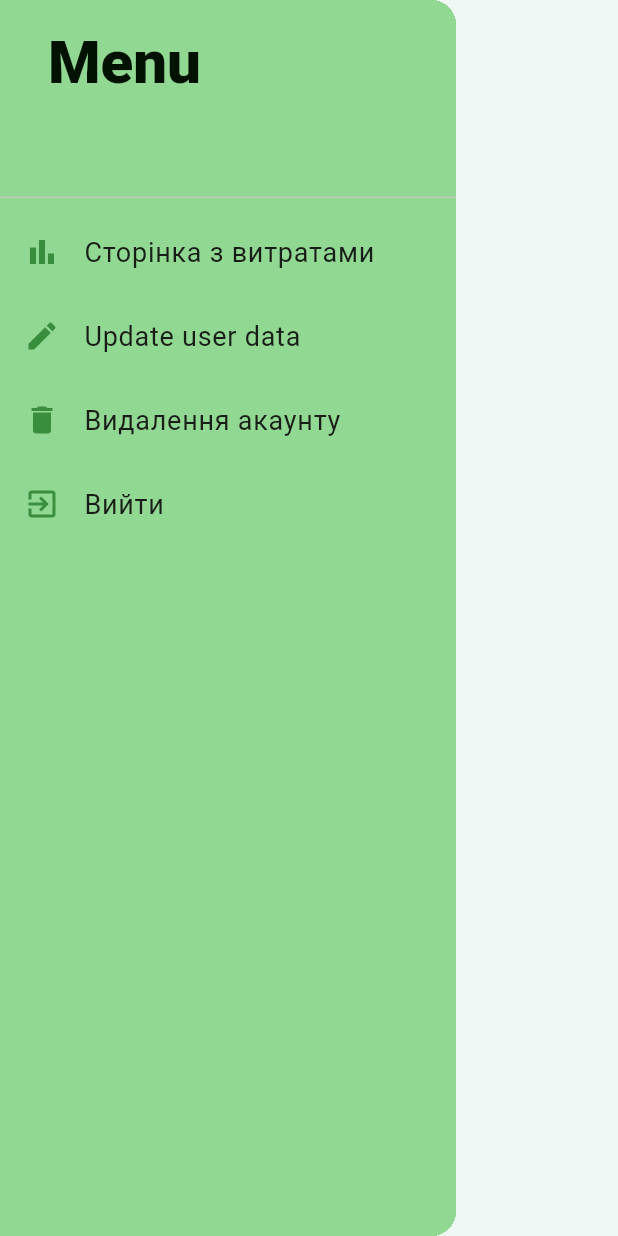
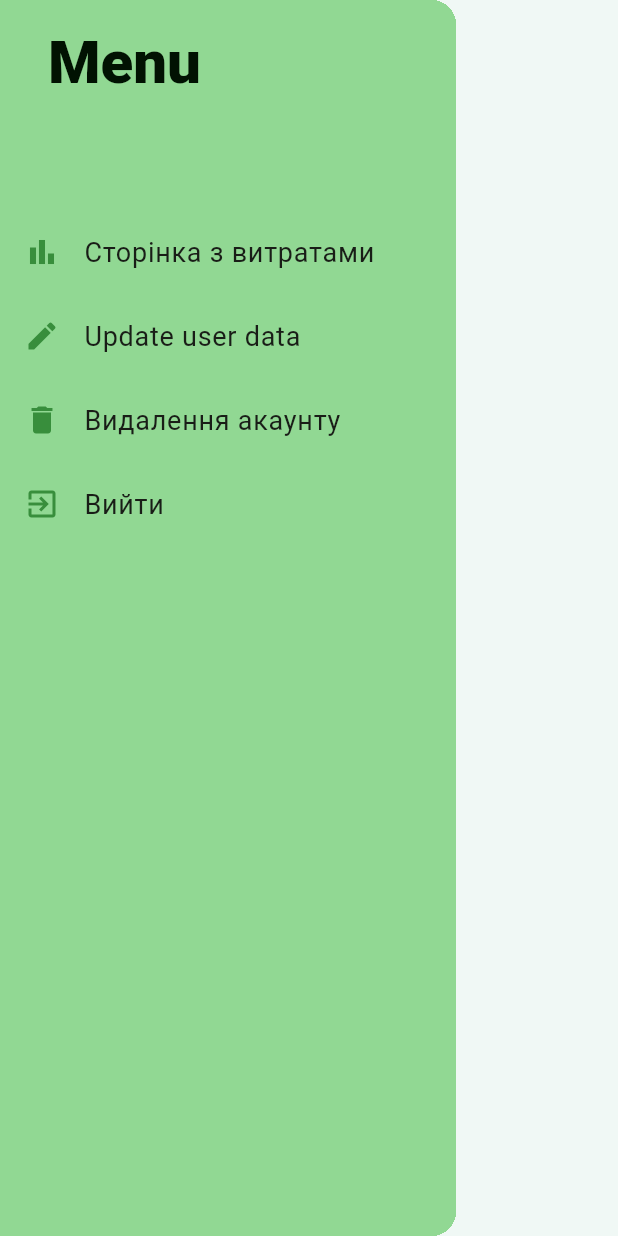
Before and after one commit to klouzhenk/finance_tracker, a Flutter app: the AppDrawer widget shown alone on an empty page, opened directly, on a phone screen of 412 x 824 dp. Run offline on Flutter 3.47's test engine with Material 3 defaults, Android fonts, the phone set to English and light mode, and no system bars; our stand-ins replace fl_chart, flutter_riverpod, google_fonts, sqflite; accounts and stored records are empty.

Commit message:
Fix divider color in drawer

```diff
--- a/lib/components/drawer.dart
+++ b/lib/components/drawer.dart
@@ -39,7 +39,7 @@ class AppDrawer extends StatelessWidget {
               height: 140,
               child: DrawerHeader(
                 child: Padding(
-                  padding: const EdgeInsets.fromLTRB(16, 0, 0, 0),
+                  padding: const EdgeInsets.only(left: 16),
                   child: Text(
                     'Menu',
                     style: Theme.of(context)
--- a/lib/main.dart
+++ b/lib/main.dart
@@ -20,13 +20,13 @@ class MyApp extends StatelessWidget {
     return MaterialApp(
       debugShowCheckedModeBanner: false,
       theme: ThemeData(
+        useMaterial3: true,
         colorScheme: ColorScheme.fromSeed(
           seedColor: AppColors.primaryColor,
           surface: AppColors.backgroundColor,
           primary: AppColors.primaryColor,
           onPrimary: AppColors.buttonTextColor,
         ),
-        useMaterial3: true,
         textTheme:
             GoogleFonts.latoTextTheme(Theme.of(context).textTheme).copyWith(
           headlineLarge: const TextStyle(
@@ -41,6 +41,7 @@ class MyApp extends StatelessWidget {
           bodyMedium: const TextStyle(color: AppColors.textColor, fontSize: 18),
           bodyLarge: const TextStyle(color: AppColors.textColor, fontSize: 18),
         ),
+        dividerTheme: const DividerThemeData(color: Colors.transparent),
       ),
       home: const LoginPage(),
     );
```
